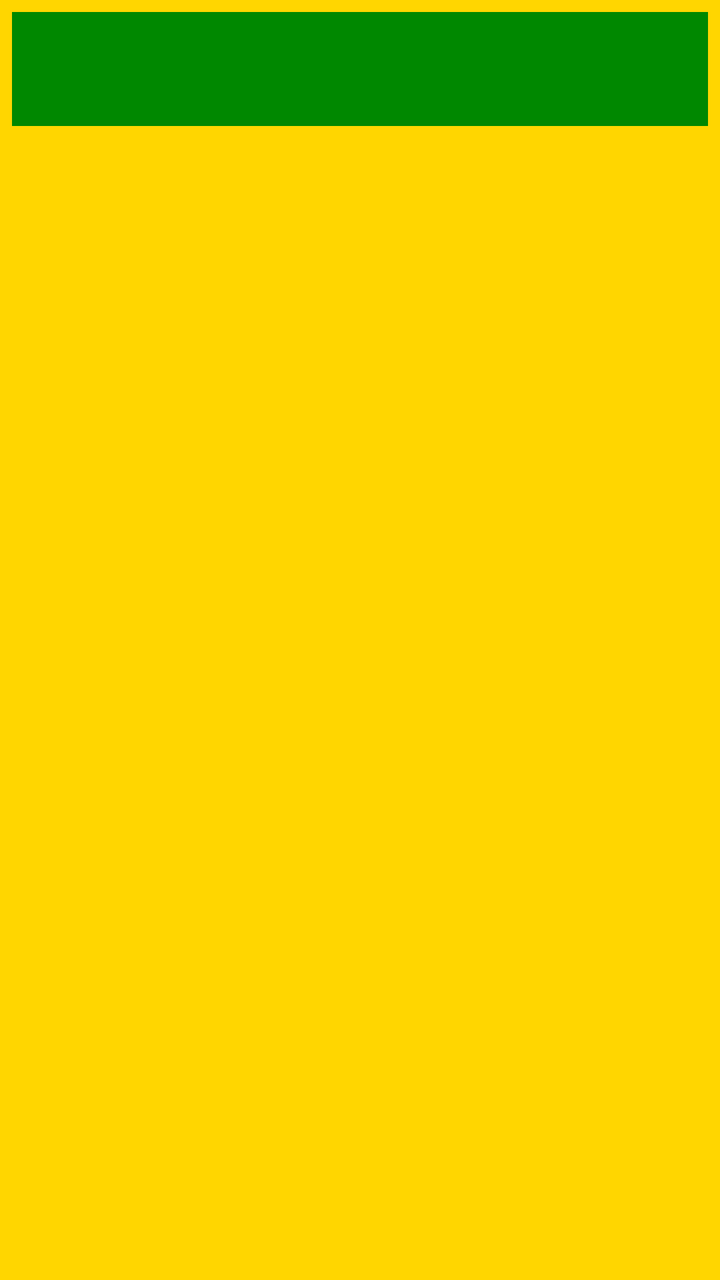
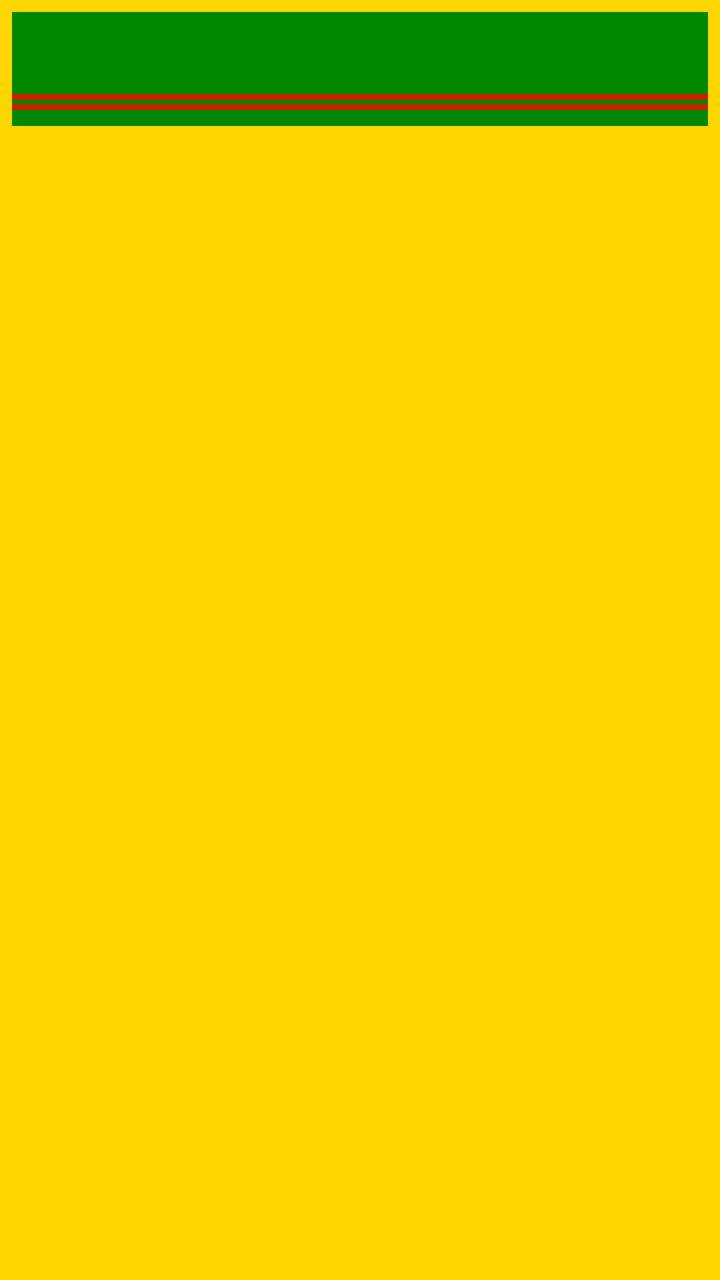

Screens rendered from an Android XML layout before and after an edit, with the pre-edit source and the edit as a unified diff.
<!-- AndroidManifest.xml: application theme Theme.TankONO -->
<!-- res/layout/widget_tankono.xml -->
<?xml version="1.0" encoding="utf-8"?>

<LinearLayout xmlns:android="http://schemas.android.com/apk/res/android"
    android:id="@+id/widget_root"
    android:layout_width="match_parent"
    android:layout_height="match_parent"
    android:orientation="vertical"
    android:padding="6dp"
    android:background="@color/ono_yellow">

    
    <FrameLayout
        android:id="@+id/header"
        android:layout_width="match_parent"
        android:layout_height="57dp"
        android:background="#008800">

        
        
        
        

    </FrameLayout>

    

    <LinearLayout android:id="@+id/row_0" style="@style/WidgetRow">
        <TextView android:id="@+id/row_0_name"  style="@style/WidgetRowName"/>
        <TextView android:id="@+id/row_0_old"   style="@style/WidgetRowOld"/>
        <TextView android:id="@+id/row_0_price" style="@style/WidgetRowPrice"/>
        <TextView android:id="@+id/row_0_trend" style="@style/WidgetRowTrend"/>
    </LinearLayout>

    <LinearLayout android:id="@+id/row_1" style="@style/WidgetRow">
        <TextView android:id="@+id/row_1_name"  style="@style/WidgetRowName"/>
        <TextView android:id="@+id/row_1_old"   style="@style/WidgetRowOld"/>
        <TextView android:id="@+id/row_1_price" style="@style/WidgetRowPrice"/>
        <TextView android:id="@+id/row_1_trend" style="@style/WidgetRowTrend"/>
    </LinearLayout>

    <LinearLayout android:id="@+id/row_2" style="@style/WidgetRow">
        <TextView android:id="@+id/row_2_name"  style="@style/WidgetRowName"/>
        <TextView android:id="@+id/row_2_old"   style="@style/WidgetRowOld"/>
        <TextView android:id="@+id/row_2_price" style="@style/WidgetRowPrice"/>
        <TextView android:id="@+id/row_2_trend" style="@style/WidgetRowTrend"/>
    </LinearLayout>

    <LinearLayout android:id="@+id/row_3" style="@style/WidgetRow">
        <TextView android:id="@+id/row_3_name"  style="@style/WidgetRowName"/>
        <TextView android:id="@+id/row_3_old"   style="@style/WidgetRowOld"/>
        <TextView android:id="@+id/row_3_price" style="@style/WidgetRowPrice"/>
        <TextView android:id="@+id/row_3_trend" style="@style/WidgetRowTrend"/>
    </LinearLayout>

    <LinearLayout android:id="@+id/row_4" style="@style/WidgetRow">
        <TextView android:id="@+id/row_4_name"  style="@style/WidgetRowName"/>
        <TextView android:id="@+id/row_4_old"   style="@style/WidgetRowOld"/>
        <TextView android:id="@+id/row_4_price" style="@style/WidgetRowPrice"/>
        <TextView android:id="@+id/row_4_trend" style="@style/WidgetRowTrend"/>
    </LinearLayout>

    <LinearLayout android:id="@+id/row_5" style="@style/WidgetRow">
        <TextView android:id="@+id/row_5_name"  style="@style/WidgetRowName"/>
        <TextView android:id="@+id/row_5_old"   style="@style/WidgetRowOld"/>
        <TextView android:id="@+id/row_5_price" style="@style/WidgetRowPrice"/>
        <TextView android:id="@+id/row_5_trend" style="@style/WidgetRowTrend"/>
    </LinearLayout>

    <LinearLayout android:id="@+id/row_6" style="@style/WidgetRow">
        <TextView android:id="@+id/row_6_name"  style="@style/WidgetRowName"/>
        <TextView android:id="@+id/row_6_old"   style="@style/WidgetRowOld"/>
        <TextView android:id="@+id/row_6_price" style="@style/WidgetRowPrice"/>
        <TextView android:id="@+id/row_6_trend" style="@style/WidgetRowTrend"/>
    </LinearLayout>

    <LinearLayout android:id="@+id/row_7" style="@style/WidgetRow">
        <TextView android:id="@+id/row_7_name"  style="@style/WidgetRowName"/>
        <TextView android:id="@+id/row_7_old"   style="@style/WidgetRowOld"/>
        <TextView android:id="@+id/row_7_price" style="@style/WidgetRowPrice"/>
        <TextView android:id="@+id/row_7_trend" style="@style/WidgetRowTrend"/>
    </LinearLayout>

    <LinearLayout android:id="@+id/row_8" style="@style/WidgetRow">
        <TextView android:id="@+id/row_8_name"  style="@style/WidgetRowName"/>
        <TextView android:id="@+id/row_8_old"   style="@style/WidgetRowOld"/>
        <TextView android:id="@+id/row_8_price" style="@style/WidgetRowPrice"/>
        <TextView android:id="@+id/row_8_trend" style="@style/WidgetRowTrend"/>
    </LinearLayout>

    <LinearLayout android:id="@+id/row_9" style="@style/WidgetRow">
        <TextView android:id="@+id/row_9_name"  style="@style/WidgetRowName"/>
        <TextView android:id="@+id/row_9_old"   style="@style/WidgetRowOld"/>
        <TextView android:id="@+id/row_9_price" style="@style/WidgetRowPrice"/>
        <TextView android:id="@+id/row_9_trend" style="@style/WidgetRowTrend"/>
    </LinearLayout>

    <LinearLayout android:id="@+id/row_10" style="@style/WidgetRow">
        <TextView android:id="@+id/row_10_name"  style="@style/WidgetRowName"/>
        <TextView android:id="@+id/row_10_old"   style="@style/WidgetRowOld"/>
        <TextView android:id="@+id/row_10_price" style="@style/WidgetRowPrice"/>
        <TextView android:id="@+id/row_10_trend" style="@style/WidgetRowTrend"/>
    </LinearLayout>

</LinearLayout>
<!-- resources referenced by this layout -->
<resources>
  <color name="ono_yellow">#FFD600</color>
  <style name="WidgetRow">
          <item name="android:layout_width">match_parent</item>
          <item name="android:layout_height">wrap_content</item>
          <item name="android:orientation">horizontal</item>
          <item name="android:gravity">center_vertical</item>
          <item name="android:paddingTop">1dp</item>
          <item name="android:paddingBottom">1dp</item>
          <item name="android:visibility">gone</item>
      </style>
  <style name="WidgetRowName">
          <item name="android:layout_width">0dp</item>
          <item name="android:layout_height">wrap_content</item>
          <item name="android:layout_weight">1</item>
          <item name="android:textColor">@color/ono_red</item>
          <item name="android:textStyle">bold</item>
          <item name="android:textSize">14sp</item>
          <item name="android:singleLine">true</item>
          <item name="android:ellipsize">end</item>
      </style>
  <style name="WidgetRowOld">
          <item name="android:layout_width">85dp</item>
          <item name="android:layout_height">wrap_content</item>
          <item name="android:textColor">@color/ono_red</item>
          <item name="android:textStyle">italic</item>
          <item name="android:textSize">12sp</item>
          <item name="android:singleLine">true</item>
          <item name="android:gravity">end</item>
      </style>
  <style name="WidgetRowPrice">
          <item name="android:layout_width">70dp</item>
          <item name="android:layout_height">wrap_content</item>
          <item name="android:textColor">@color/ono_red</item>
          <item name="android:textStyle">bold</item>
          <item name="android:textSize">14sp</item>
          <item name="android:singleLine">true</item>
          <item name="android:gravity">end</item>
          <item name="android:paddingStart">4dp</item>
      </style>
  <style name="WidgetRowTrend">
          <item name="android:layout_width">22dp</item>
          <item name="android:layout_height">wrap_content</item>
          <item name="android:textColor">@color/ono_red</item>
          <item name="android:textStyle">bold</item>
          <item name="android:textSize">14sp</item>
          <item name="android:singleLine">true</item>
          <item name="android:gravity">end</item>
      </style>
  <style name="Theme.TankONO" parent="android:Theme.Material.Light.NoActionBar">
          <item name="android:statusBarColor">@color/ono_yellow</item>
          <item name="android:windowBackground">@color/ono_yellow</item>
      </style>
  <color name="ono_red">#C92200</color>
</resources>

<!-- the commit's change to res/layout/widget_tankono.xml (unified diff, before → after) -->
@@ -16,7 +16,25 @@
         android:background="#008800">
 
         
+        <ImageView
+            android:id="@+id/header_line_1"
+            android:layout_width="match_parent"
+            android:layout_height="3dp"
+            android:layout_gravity="bottom"
+            android:layout_marginBottom="13dp"
+            android:background="@color/ono_red"
+            android:contentDescription="@null"/>
+
         
+        <ImageView
+            android:id="@+id/header_line_2"
+            android:layout_width="match_parent"
+            android:layout_height="3dp"
+            android:layout_gravity="bottom"
+            android:layout_marginBottom="8dp"
+            android:background="@color/ono_red"
+            android:contentDescription="@null"/>
+
         
         
 
